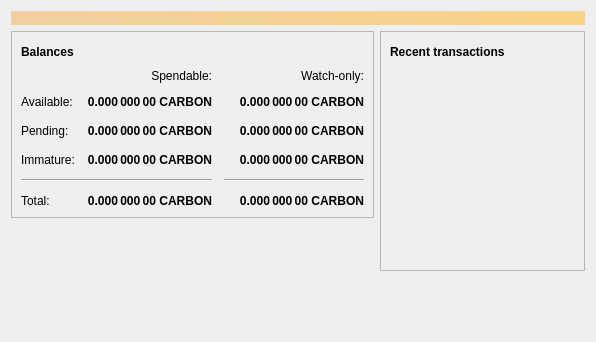
The window that src/qt/forms/overviewpage.ui (carboncointrust/CarboncoinCore) describes before a commit, drawn with Qt 5.
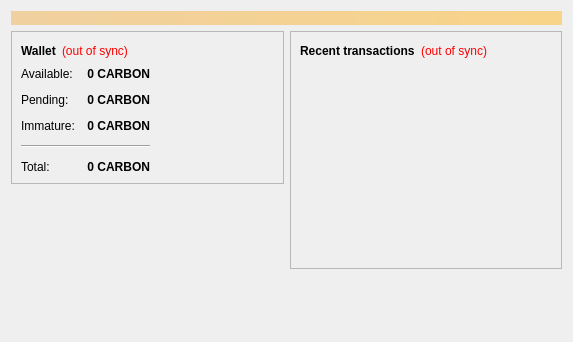
The same window after the commit. Icons and pictures are not drawn.

Diff of the .ui file:
```diff
--- a/src/qt/forms/overviewpage.ui
+++ b/src/qt/forms/overviewpage.ui
@@ -6,7 +6,7 @@
    <rect>
     <x>0</x>
     <y>0</y>
-    <width>596</width>
+    <width>573</width>
     <height>342</height>
    </rect>
   </property>
@@ -54,45 +54,28 @@
                </font>
               </property>
               <property name="text">
-               <string>Balances</string>
+               <string>Wallet</string>
               </property>
              </widget>
             </item>
             <item>
-             <widget class="QPushButton" name="labelWalletStatus">
-              <property name="enabled">
-               <bool>false</bool>
-              </property>
-              <property name="maximumSize">
-               <size>
-                <width>30</width>
-                <height>16777215</height>
-               </size>
-              </property>
+             <widget class="QLabel" name="labelWalletStatus">
               <property name="toolTip">
                <string>The displayed information may be out of date. Your wallet automatically synchronizes with the Carboncoin network after a connection is established, but this process has not completed yet.</string>
               </property>
+              <property name="styleSheet">
+               <string notr="true">QLabel { color: red; }</string>
+              </property>
               <property name="text">
-               <string/>
+               <string notr="true">(out of sync)</string>
               </property>
-              <property name="icon">
-               <iconset resource="../carboncoin.qrc">
-                <normaloff>:/icons/warning</normaloff>
-                <disabledoff>:/icons/warning</disabledoff>:/icons/warning</iconset>
-              </property>
-              <property name="iconSize">
-               <size>
-                <width>24</width>
-                <height>24</height>
-               </size>
-              </property>
-              <property name="flat">
-               <bool>true</bool>
+              <property name="alignment">
+               <set>Qt::AlignLeading|Qt::AlignLeft|Qt::AlignVCenter</set>
               </property>
              </widget>
             </item>
             <item>
-             <spacer name="horizontalSpacer_3">
+             <spacer name="horizontalSpacer_2">
               <property name="orientation">
                <enum>Qt::Horizontal</enum>
               </property>
@@ -107,12 +90,27 @@
            </layout>
           </item>
           <item>
-           <layout class="QGridLayout" name="gridLayout">
-            <property name="spacing">
+          <layout class="QHBoxLayout" name="horizontalLayout_3">
+           <item>
+           <layout class="QFormLayout" name="formLayout_2">
+            <property name="fieldGrowthPolicy">
+             <enum>QFormLayout::AllNonFixedFieldsGrow</enum>
+            </property>
+            <property name="horizontalSpacing">
              <number>12</number>
             </property>
-            <item row="2" column="2">
-             <widget class="QLabel" name="labelWatchPending">
+            <property name="verticalSpacing">
+             <number>12</number>
+            </property>
+            <item row="0" column="0">
+             <widget class="QLabel" name="label">
+              <property name="text">
+               <string>Available:</string>
+              </property>
+             </widget>
+            </item>
+            <item row="0" column="1">
+             <widget class="QLabel" name="labelBalance">
               <property name="font">
                <font>
                 <weight>75</weight>
@@ -126,7 +124,7 @@
                <string>Unconfirmed transactions to watch-only addresses</string>
               </property>
               <property name="text">
-               <string notr="true">0.000 000 00 CARBON</string>
+               <string notr="true">0 CARBON</string>
               </property>
               <property name="alignment">
                <set>Qt::AlignRight|Qt::AlignTrailing|Qt::AlignVCenter</set>
@@ -136,7 +134,14 @@
               </property>
              </widget>
             </item>
-            <item row="2" column="1">
+            <item row="1" column="0">
+             <widget class="QLabel" name="label_3">
+              <property name="text">
+               <string>Pending:</string>
+              </property>
+             </widget>
+            </item>
+            <item row="1" column="1">
              <widget class="QLabel" name="labelUnconfirmed">
               <property name="font">
                <font>
@@ -151,7 +156,7 @@
                <string>Total of transactions that have yet to be confirmed, and do not yet count toward the spendable balance</string>
               </property>
               <property name="text">
-               <string notr="true">0.000 000 00 CARBON</string>
+               <string notr="true">0 CARBON</string>
               </property>
               <property name="alignment">
                <set>Qt::AlignRight|Qt::AlignTrailing|Qt::AlignVCenter</set>
@@ -161,110 +166,43 @@
               </property>
              </widget>
             </item>
-            <item row="3" column="2">
-             <widget class="QLabel" name="labelWatchImmature">
-              <property name="font">
-               <font>
-                <weight>75</weight>
-                <bold>true</bold>
-               </font>
-              </property>
-              <property name="cursor">
-               <cursorShape>IBeamCursor</cursorShape>
-              </property>
-              <property name="toolTip">
-               <string>Mined balance in watch-only addresses that has not yet matured</string>
-              </property>
-              <property name="text">
-               <string notr="true">0.000 000 00 CARBON</string>
-              </property>
-              <property name="alignment">
-               <set>Qt::AlignRight|Qt::AlignTrailing|Qt::AlignVCenter</set>
-              </property>
-              <property name="textInteractionFlags">
-               <set>Qt::LinksAccessibleByMouse|Qt::TextSelectableByKeyboard|Qt::TextSelectableByMouse</set>
-              </property>
-             </widget>
-            </item>
-            <item row="4" column="0" colspan="2">
-             <widget class="Line" name="line">
-              <property name="orientation">
-               <enum>Qt::Horizontal</enum>
-              </property>
-             </widget>
-            </item>
-            <item row="4" column="2">
-             <widget class="Line" name="lineWatchBalance">
-              <property name="sizePolicy">
-               <sizepolicy hsizetype="Preferred" vsizetype="Fixed">
-                <horstretch>0</horstretch>
-                <verstretch>0</verstretch>
-               </sizepolicy>
-              </property>
-              <property name="minimumSize">
-               <size>
-                <width>140</width>
-                <height>0</height>
-               </size>
-              </property>
-              <property name="orientation">
-               <enum>Qt::Horizontal</enum>
-              </property>
-             </widget>
-            </item>
-            <item row="5" column="0">
-             <widget class="QLabel" name="labelTotalText">
-              <property name="text">
-               <string>Total:</string>
-              </property>
-             </widget>
-            </item>
-            <item row="3" column="1">
-             <widget class="QLabel" name="labelImmature">
-              <property name="font">
-               <font>
-                <weight>75</weight>
-                <bold>true</bold>
-               </font>
-              </property>
-              <property name="cursor">
-               <cursorShape>IBeamCursor</cursorShape>
-              </property>
-              <property name="toolTip">
-               <string>Mined balance that has not yet matured</string>
-              </property>
-              <property name="text">
-               <string notr="true">0.000 000 00 CARBON</string>
-              </property>
-              <property name="alignment">
-               <set>Qt::AlignRight|Qt::AlignTrailing|Qt::AlignVCenter</set>
-              </property>
-              <property name="textInteractionFlags">
-               <set>Qt::LinksAccessibleByMouse|Qt::TextSelectableByKeyboard|Qt::TextSelectableByMouse</set>
-              </property>
-             </widget>
-            </item>
-            <item row="2" column="3">
-             <spacer name="horizontalSpacer_2">
-              <property name="orientation">
-               <enum>Qt::Horizontal</enum>
-              </property>
-              <property name="sizeHint" stdset="0">
-               <size>
-                <width>40</width>
-                <height>20</height>
-               </size>
-              </property>
-             </spacer>
-            </item>
-            <item row="3" column="0">
+            <item row="2" column="0">
              <widget class="QLabel" name="labelImmatureText">
               <property name="text">
                <string>Immature:</string>
               </property>
              </widget>
             </item>
-            <item row="5" column="1">
+            <item row="2" column="1">
+             <widget class="QLabel" name="labelImmature">
+              <property name="font">
+               <font>
+                <weight>75</weight>
+                <bold>true</bold>
+               </font>
+              </property>
+              <property name="toolTip">
+               <string>Mined balance that has not yet matured</string>
+              </property>
+              <property name="text">
+               <string notr="true">0 CARBON</string>
+              </property>
+              <property name="alignment">
+               <set>Qt::AlignRight|Qt::AlignTrailing|Qt::AlignVCenter</set>
+              </property>
+              <property name="textInteractionFlags">
+               <set>Qt::LinksAccessibleByMouse|Qt::TextSelectableByKeyboard|Qt::TextSelectableByMouse</set>
+              </property>
+             </widget>
+            </item>
+            <item row="4" column="0">
+             <widget class="QLabel" name="labelTotalText">
+              <property name="text">
+               <string>Total:</string>
+              </property>
+             </widget>
+            </item>
+            <item row="4" column="1">
              <widget class="QLabel" name="labelTotal">
               <property name="font">
                <font>
@@ -279,7 +217,7 @@
                <string>Your current total balance</string>
               </property>
               <property name="text">
-               <string notr="true">0.000 000 00 CARBON</string>
+               <string notr="true">0 CARBON</string>
               </property>
               <property name="alignment">
                <set>Qt::AlignRight|Qt::AlignTrailing|Qt::AlignVCenter</set>
@@ -289,114 +227,27 @@
               </property>
              </widget>
             </item>
-            <item row="5" column="2">
-             <widget class="QLabel" name="labelWatchTotal">
-              <property name="font">
-               <font>
-                <weight>75</weight>
-                <bold>true</bold>
-               </font>
+            <item row="3" column="0" colspan="2">
+             <widget class="Line" name="line">
+              <property name="orientation">
+               <enum>Qt::Horizontal</enum>
               </property>
-              <property name="cursor">
-               <cursorShape>IBeamCursor</cursorShape>
-              </property>
-              <property name="toolTip">
-               <string>Current total balance in watch-only addresses</string>
-              </property>
-              <property name="text">
-               <string notr="true">0.000 000 00 CARBON</string>
-              </property>
-              <property name="alignment">
-               <set>Qt::AlignRight|Qt::AlignTrailing|Qt::AlignVCenter</set>
-              </property>
-              <property name="textInteractionFlags">
-               <set>Qt::LinksAccessibleByMouse|Qt::TextSelectableByKeyboard|Qt::TextSelectableByMouse</set>
-              </property>
              </widget>
             </item>
-            <item row="0" column="2">
-             <widget class="QLabel" name="labelWatchonly">
-              <property name="text">
-               <string>Watch-only:</string>
+           </layout>
+          </item>
+            <item>
+             <spacer name="horizontalSpacer_3">
+              <property name="orientation">
+               <enum>Qt::Horizontal</enum>
               </property>
-              <property name="alignment">
-               <set>Qt::AlignRight|Qt::AlignTrailing|Qt::AlignVCenter</set>
+              <property name="sizeHint" stdset="0">
+               <size>
+                <width>40</width>
+                <height>20</height>
+               </size>
               </property>
-             </widget>
-            </item>
-            <item row="1" column="0">
-             <widget class="QLabel" name="labelBalanceText">
-              <property name="text">
-               <string>Available:</string>
-              </property>
-             </widget>
-            </item>
-            <item row="1" column="1">
-             <widget class="QLabel" name="labelBalance">
-              <property name="font">
-               <font>
-                <weight>75</weight>
-                <bold>true</bold>
-               </font>
-              </property>
-              <property name="cursor">
-               <cursorShape>IBeamCursor</cursorShape>
-              </property>
-              <property name="toolTip">
-               <string>Your current spendable balance</string>
-              </property>
-              <property name="text">
-               <string notr="true">0.000 000 00 CARBON</string>
-              </property>
-              <property name="alignment">
-               <set>Qt::AlignRight|Qt::AlignTrailing|Qt::AlignVCenter</set>
-              </property>
-              <property name="textInteractionFlags">
-               <set>Qt::LinksAccessibleByMouse|Qt::TextSelectableByKeyboard|Qt::TextSelectableByMouse</set>
-              </property>
-             </widget>
-            </item>
-            <item row="1" column="2">
-             <widget class="QLabel" name="labelWatchAvailable">
-              <property name="font">
-               <font>
-                <weight>75</weight>
-                <bold>true</bold>
-               </font>
-              </property>
-              <property name="cursor">
-               <cursorShape>IBeamCursor</cursorShape>
-              </property>
-              <property name="toolTip">
-               <string>Your current balance in watch-only addresses</string>
-              </property>
-              <property name="text">
-               <string notr="true">0.000 000 00 CARBON</string>
-              </property>
-              <property name="alignment">
-               <set>Qt::AlignRight|Qt::AlignTrailing|Qt::AlignVCenter</set>
-              </property>
-              <property name="textInteractionFlags">
-               <set>Qt::LinksAccessibleByMouse|Qt::TextSelectableByKeyboard|Qt::TextSelectableByMouse</set>
-              </property>
-             </widget>
-            </item>
-            <item row="2" column="0">
-             <widget class="QLabel" name="labelPendingText">
-              <property name="text">
-               <string>Pending:</string>
-              </property>
-             </widget>
-            </item>
-            <item row="0" column="1">
-             <widget class="QLabel" name="labelSpendable">
-              <property name="text">
-               <string>Spendable:</string>
-              </property>
-              <property name="alignment">
-               <set>Qt::AlignRight|Qt::AlignTrailing|Qt::AlignVCenter</set>
-              </property>
-             </widget>
+             </spacer>
             </item>
            </layout>
           </item>
@@ -433,47 +284,24 @@
            <layout class="QHBoxLayout" name="horizontalLayout_2">
             <item>
              <widget class="QLabel" name="label_4">
-              <property name="font">
-               <font>
-                <weight>75</weight>
-                <bold>true</bold>
-               </font>
-              </property>
               <property name="text">
-               <string>Recent transactions</string>
+               <string>&lt;b&gt;Recent transactions&lt;/b&gt;</string>
               </property>
              </widget>
             </item>
             <item>
-             <widget class="QPushButton" name="labelTransactionsStatus">
-              <property name="enabled">
-               <bool>false</bool>
-              </property>
-              <property name="maximumSize">
-               <size>
-                <width>30</width>
-                <height>16777215</height>
-               </size>
-              </property>
+             <widget class="QLabel" name="labelTransactionsStatus">
               <property name="toolTip">
                <string>The displayed information may be out of date. Your wallet automatically synchronizes with the Carboncoin network after a connection is established, but this process has not completed yet.</string>
               </property>
+              <property name="styleSheet">
+               <string notr="true">QLabel { color: red; }</string>
+              </property>
               <property name="text">
-               <string/>
+               <string notr="true">(out of sync)</string>
               </property>
-              <property name="icon">
-               <iconset resource="../carboncoin.qrc">
-                <normaloff>:/icons/warning</normaloff>
-                <disabledoff>:/icons/warning</disabledoff>:/icons/warning</iconset>
-              </property>
-              <property name="iconSize">
-               <size>
-                <width>24</width>
-                <height>24</height>
-               </size>
-              </property>
-              <property name="flat">
-               <bool>true</bool>
+              <property name="alignment">
+               <set>Qt::AlignRight|Qt::AlignTrailing|Qt::AlignVCenter</set>
               </property>
              </widget>
             </item>
```
Left out of the diff: 2 changed lines with no effect on the pictures.
